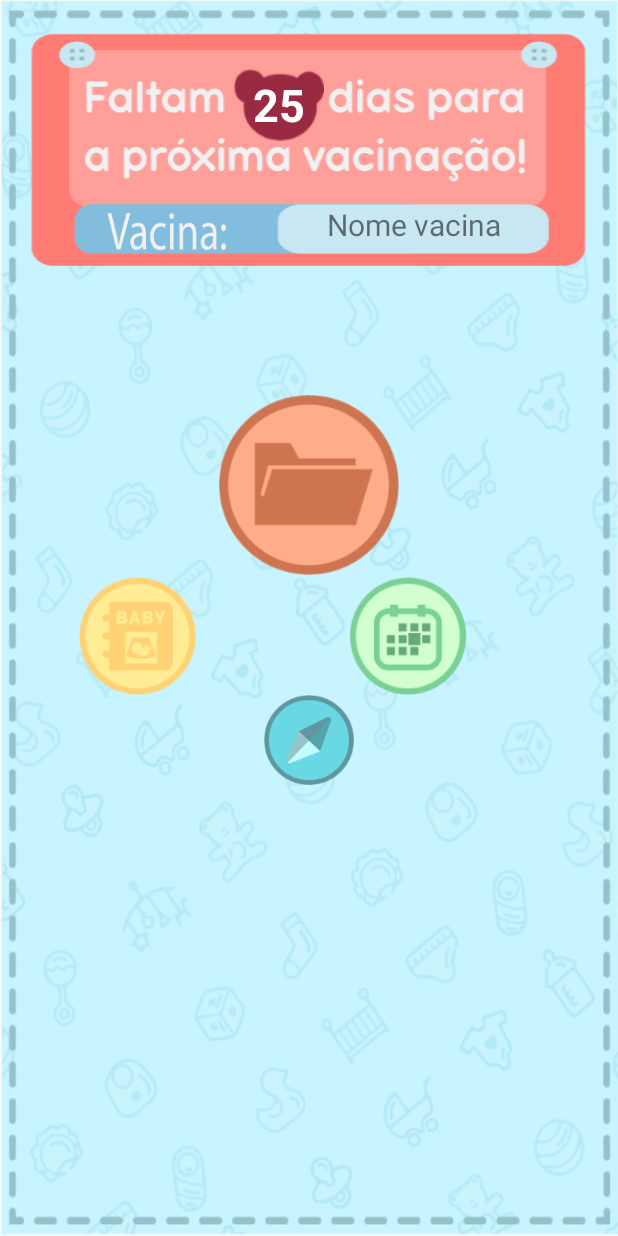
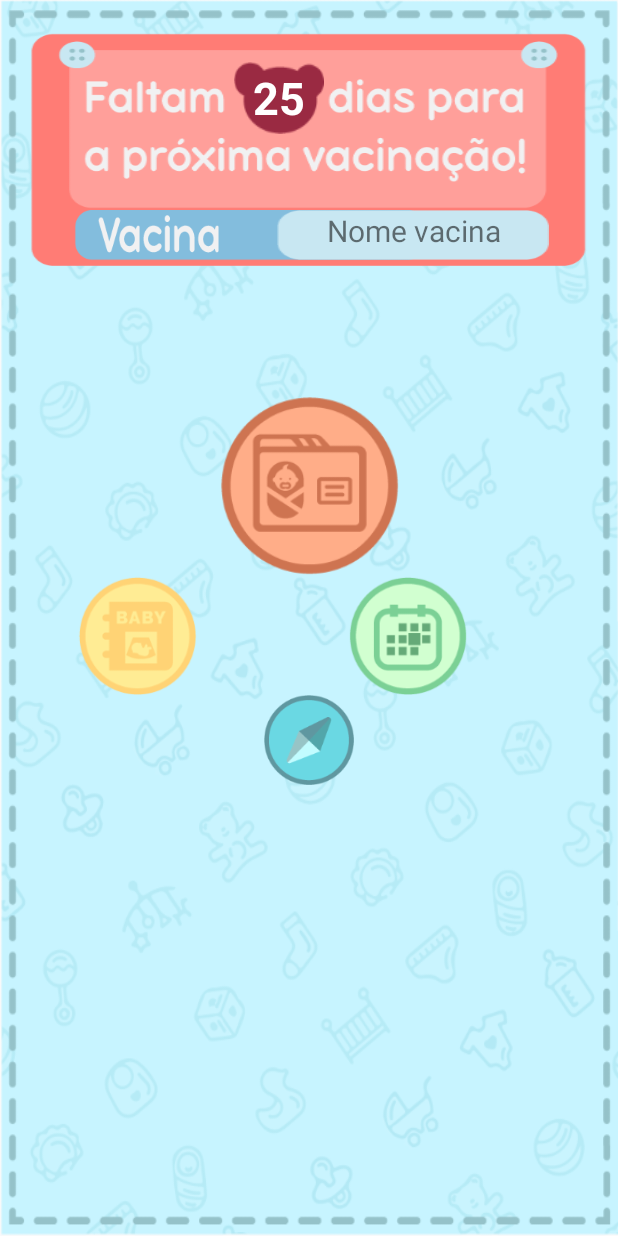
Before and after one commit to EvaMarla/Immunize, an Android app: the layout content_main.xml on its own in the app's theme, with its tools: preview values and no code run, on a phone screen of 412 x 824 dp. Run offline under Robolectric (Android 15) with nearby library versions, the phone set to English and light mode, and no system bars.

Commit message:
layout inicial

```diff
--- a/app/src/main/res/layout/content_main.xml
+++ b/app/src/main/res/layout/content_main.xml
@@ -47,20 +47,6 @@
          </ImageView>
 
          <TextView
-             android:layout_width="181dp"
-             android:layout_height="wrap_content"
-             android:layout_marginTop="120dp"
-             android:background="@drawable/tela_inicial_nome_da_vacina"
-             android:layout_marginLeft="30dp"
-             android:layout_gravity="right"
-             android:layout_marginBottom="10dp"
-             android:layout_marginRight="30dp"
-             android:text="Nome vacina"
-             android:textAlignment="center"
-             android:textSize="20dp"
-             android:id="@+id/txtNomeProximaVacina" />
-
-         <TextView
              android:id="@+id/txtContador"
              android:layout_width="60dp"
              android:layout_height="48dp"
@@ -71,11 +57,25 @@
              android:textColor="@color/abc_primary_text_disable_only_material_dark"
              android:textStyle="bold"
              android:layout_gravity="center_horizontal|top"
-             android:layout_marginTop="30dp"
+             android:layout_marginTop="25dp"
              android:layout_marginRight="20dp"
              android:textSize="30dp"
              android:typeface="sans"
              android:padding="3dp" />
+
+         <TextView
+             android:layout_width="181dp"
+             android:layout_height="wrap_content"
+             android:layout_marginTop="0dp"
+             android:background="@drawable/tela_inicial_nome_da_vacina"
+             android:layout_marginLeft="30dp"
+             android:layout_gravity="bottom|right"
+             android:layout_marginBottom="20dp"
+             android:layout_marginRight="30dp"
+             android:text="Nome vacina"
+             android:textAlignment="center"
+             android:textSize="20dp"
+             android:id="@+id/txtNomeProximaVacina" />
          />
       </FrameLayout>
 
@@ -92,7 +92,7 @@
              android:layout_height="120dp"
              android:layout_gravity="center_horizontal"
              android:layout_marginTop="40dp"
-             android:background="@drawable/tela_inicial_pasta"
+             android:background="@drawable/tela_inicial_icone_cartao_de_vacina"
              android:onClick="onClickPasta" />
 
          <LinearLayout
```
Also changed, not shown: app/src/main/java/br/com/immunize/navigationdrawer/NAVI/NAVI/MainActivity.java (+8 -10 lines), app/src/main/res/drawable-xhdpi/tela_inicial_icone_cartao_de_vacina.png (added), app/src/main/res/drawable-xhdpi/tela_inicial_vacina.png.
